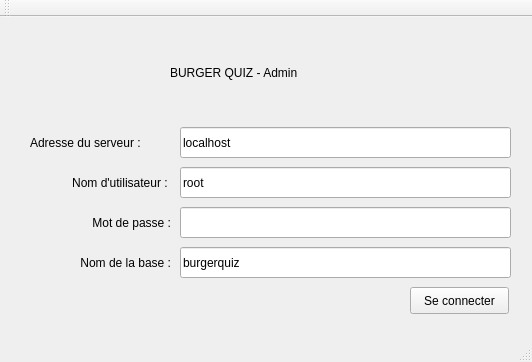
Before: the Qt Designer form admin-gui/BurgerQuiz-Admin/mainwindow.ui in Tomy2e/burger-quiz, drawn with Qt 5.
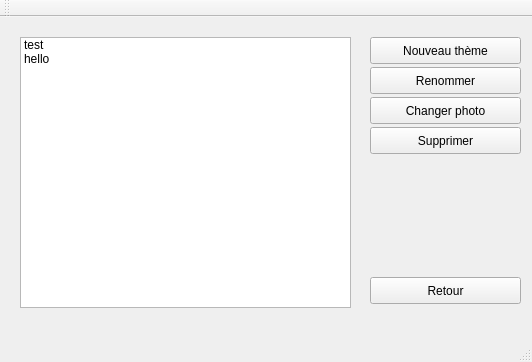
After: the same form once the commit is applied. The open tabs and pages were chosen to show the change.

Diff of the .ui file:
```diff
--- a/admin-gui/BurgerQuiz-Admin/mainwindow.ui
+++ b/admin-gui/BurgerQuiz-Admin/mainwindow.ui
@@ -493,6 +493,93 @@
       </property>
      </widget>
     </widget>
+    <widget class="QWidget" name="page_5">
+     <widget class="QListWidget" name="listWidget_3">
+      <property name="geometry">
+       <rect>
+        <x>20</x>
+        <y>30</y>
+        <width>331</width>
+        <height>271</height>
+       </rect>
+      </property>
+      <item>
+       <property name="text">
+        <string>test</string>
+       </property>
+      </item>
+      <item>
+       <property name="text">
+        <string>hello</string>
+       </property>
+      </item>
+     </widget>
+     <widget class="QPushButton" name="pushButton_21">
+      <property name="geometry">
+       <rect>
+        <x>370</x>
+        <y>270</y>
+        <width>151</width>
+        <height>27</height>
+       </rect>
+      </property>
+      <property name="text">
+       <string>Retour</string>
+      </property>
+     </widget>
+     <widget class="QPushButton" name="pushButton_22">
+      <property name="geometry">
+       <rect>
+        <x>370</x>
+        <y>30</y>
+        <width>151</width>
+        <height>27</height>
+       </rect>
+      </property>
+      <property name="text">
+       <string>Nouveau thème</string>
+      </property>
+     </widget>
+     <widget class="QPushButton" name="pushButton_23">
+      <property name="geometry">
+       <rect>
+        <x>370</x>
+        <y>60</y>
+        <width>151</width>
+        <height>27</height>
+       </rect>
+      </property>
+      <property name="text">
+       <string>Renommer</string>
+      </property>
+     </widget>
+     <widget class="QPushButton" name="pushButton_24">
+      <property name="geometry">
+       <rect>
+        <x>370</x>
+        <y>120</y>
+        <width>151</width>
+        <height>27</height>
+       </rect>
+      </property>
+      <property name="text">
+       <string>Supprimer</string>
+      </property>
+     </widget>
+     <widget class="QPushButton" name="pushButton_25">
+      <property name="geometry">
+       <rect>
+        <x>370</x>
+        <y>90</y>
+        <width>151</width>
+        <height>27</height>
+       </rect>
+      </property>
+      <property name="text">
+       <string>Changer photo</string>
+      </property>
+     </widget>
+    </widget>
    </widget>
   </widget>
   <widget class="QMenuBar" name="menuBar">
```
